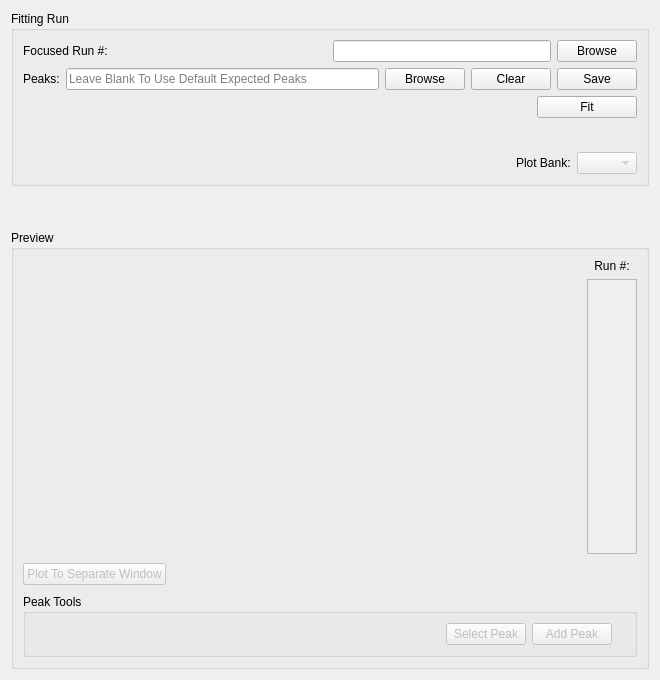
Qt form MantidQt/CustomInterfaces/inc/MantidQtCustomInterfaces/EnggDiffraction/EnggDiffractionQtTabFitting.ui (mantidproject/mantid) before a commit.
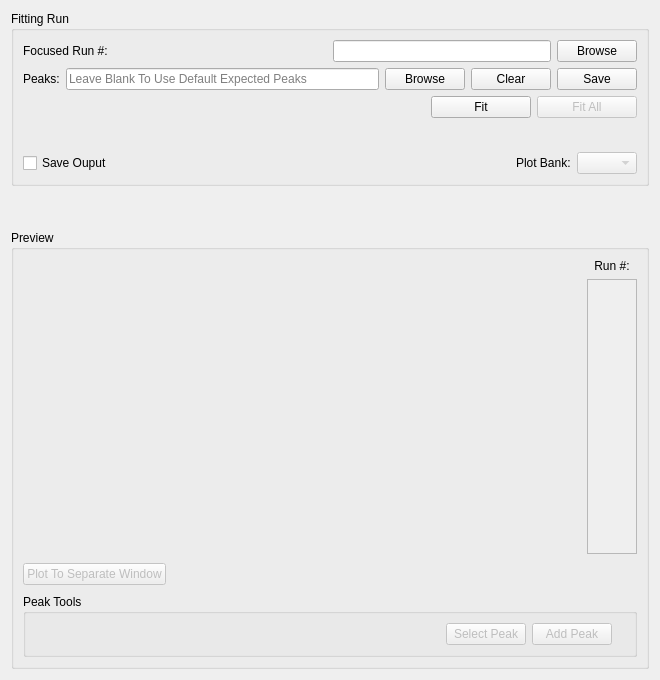
The same form after that commit. Custom widgets are drawn as their Qt base class.

Commit message:
interface updated with checkbox and new btn
refs #16005

```diff
--- a/MantidQt/CustomInterfaces/inc/MantidQtCustomInterfaces/EnggDiffraction/EnggDiffractionQtTabFitting.ui
+++ b/MantidQt/CustomInterfaces/inc/MantidQtCustomInterfaces/EnggDiffraction/EnggDiffractionQtTabFitting.ui
@@ -72,6 +72,13 @@
       </item>
       <item row="4" column="0">
        <layout class="QHBoxLayout" name="horizontalLayout">
+        <item>
+         <widget class="QCheckBox" name="checkBox">
+          <property name="text">
+           <string>Save Ouput</string>
+          </property>
+         </widget>
+        </item>
         <item>
          <spacer name="horizontalSpacer_15">
           <property name="orientation">
@@ -141,6 +148,22 @@
           </property>
          </widget>
         </item>
+        <item>
+         <widget class="QPushButton" name="pushButton_fit_all">
+          <property name="enabled">
+           <bool>false</bool>
+          </property>
+          <property name="minimumSize">
+           <size>
+            <width>100</width>
+            <height>0</height>
+           </size>
+          </property>
+          <property name="text">
+           <string>Fit All</string>
+          </property>
+         </widget>
+        </item>
        </layout>
       </item>
       <item row="1" column="0">
```
